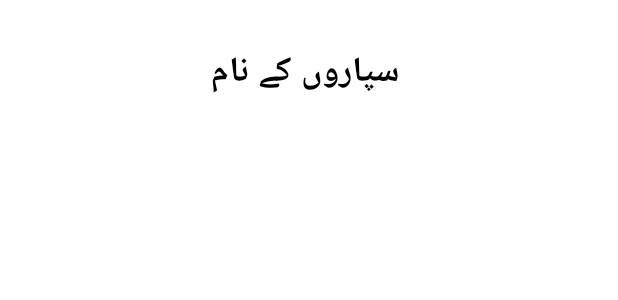
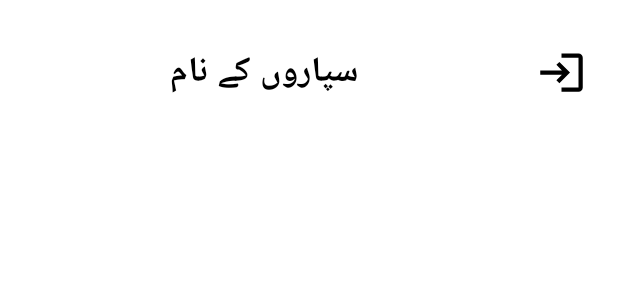
Before and after one commit to shahzadafridi/QuranApp, an Android app: the layout activity_main.xml on its own in the app's theme, with its tools: preview values and no code run, on a phone screen of 412 x 824 dp. Shown: the top 300 px of the screen. Run offline under Robolectric (Android 15) with nearby library versions, the light colour scheme and no system bars.

Commit message:
Fixed logout and loading animation.

```diff
--- a/app/build.gradle
+++ b/app/build.gradle
@@ -5,7 +5,6 @@ plugins {
     id 'kotlin-kapt'
     id 'com.google.gms.google-services'
 }
-
 
 android {
     compileSdkVersion 30
@@ -20,7 +19,6 @@ android {
         multiDexEnabled true
         testInstrumentationRunner "androidx.test.runner.AndroidJUnitRunner"
     }
-
 
     buildTypes {
         release {
--- /dev/null
+++ b/app/src/main/res/drawable/ic_baseline_login_24.xml
@@ -0,0 +1,9 @@
+<vector xmlns:android="http://schemas.android.com/apk/res/android"
+    android:width="24dp"
+    android:height="24dp"
+    android:viewportWidth="24"
+    android:viewportHeight="24" >
+  <path
+      android:fillColor="#000000"
+      android:pathData="M11,7L9.6,8.4l2.6,2.6H2v2h10.2l-2.6,2.6L11,17l5,-5L11,7zM20,19h-8v2h8c1.1,0 2,-0.9 2,-2V5c0,-1.1 -0.9,-2 -2,-2h-8v2h8V19z"/>
+</vector>
--- a/app/src/main/res/layout/activity_main.xml
+++ b/app/src/main/res/layout/activity_main.xml
@@ -15,13 +15,27 @@
         android:orientation="vertical"
         tools:context=".ui.activity.MainActivity">
 
+        <RelativeLayout
+            android:id="@+id/main_title_rl"
+            android:layout_width="match_parent"
+            android:layout_height="wrap_content"
+            android:layout_marginTop="@dimen/_22sdp">
+
+            <ImageView
+                android:id="@+id/main_logout"
+                android:layout_width="@dimen/_26sdp"
+                android:layout_height="@dimen/_26sdp"
+                android:layout_marginRight="@dimen/_16sdp"
+                android:layout_centerVertical="true"
+                android:layout_alignParentRight="true"
+                android:src="@drawable/ic_baseline_login_24"
+                android:onClick="onLogout"/>
+
             <TextView
                 android:id="@+id/main_title"
                 android:layout_width="match_parent"
                 android:layout_height="wrap_content"
-            android:layout_marginLeft="@dimen/_32sdp"
-            android:layout_marginTop="@dimen/_22sdp"
-            android:layout_marginRight="@dimen/_32sdp"
+                android:layout_toLeftOf="@+id/main_logout"
                 android:fontFamily="@font/poppins_regular"
                 android:gravity="center_horizontal"
                 android:text=" سپاروں کے نام"
@@ -29,11 +43,14 @@
                 android:textSize="@dimen/_18ssp"
                 android:textStyle="bold" />
 
+
+        </RelativeLayout>
+
         <androidx.recyclerview.widget.RecyclerView
             android:id="@+id/main_para_rv"
             android:layout_width="match_parent"
             android:layout_height="wrap_content"
-            android:layout_below="@+id/main_title"
+            android:layout_below="@+id/main_title_rl"
             android:layout_marginTop="@dimen/_16sdp"
             android:nestedScrollingEnabled="false"/>
 
--- a/app/src/main/res/layout/activity_safas.xml
+++ b/app/src/main/res/layout/activity_safas.xml
@@ -25,8 +25,9 @@
             android:layout_marginTop="@dimen/_22sdp">
 
             <ImageView
-                android:layout_width="@dimen/_24sdp"
-                android:layout_height="@dimen/_24sdp"
+                android:layout_width="@dimen/_22sdp"
+                android:layout_height="@dimen/_22sdp"
+                android:layout_centerVertical="true"
                 android:src="@drawable/icon_left"
                 android:onClick="onBack"/>
 
--- a/app/src/main/res/layout/auth_activity.xml
+++ b/app/src/main/res/layout/auth_activity.xml
@@ -17,7 +17,7 @@
         android:layout_marginLeft="@dimen/_32sdp"
         android:layout_marginTop="60dp"
         android:layout_marginRight="@dimen/_32sdp"
-        android:src="@drawable/logo"
+        android:src="@drawable/quran_logo_150"
         app:layout_constraintEnd_toEndOf="parent"
         app:layout_constraintStart_toStartOf="parent"
         app:layout_constraintTop_toTopOf="parent" />
```
Also changed, not shown: app/src/main/AndroidManifest.xml (+5 -9 lines), app/src/main/java/com/brikmas/quranapp/ui/activity/MainActivity.kt (+24 -2 lines), app/src/main/java/com/brikmas/quranapp/ui/activity/SafaViewActivity.kt (+13 -0 lines), app/src/main/java/com/brikmas/quranapp/ui/activity/SafasActivity.kt (+12 -0 lines), app/src/main/java/com/brikmas/quranapp/viewModel/MainViewModel.kt (+13 -0 lines), app/src/main/res/layout/activity_safa_view.xml (+4 -3 lines), 2 other files. Lines whose indentation alone changed are shown as unchanged.
